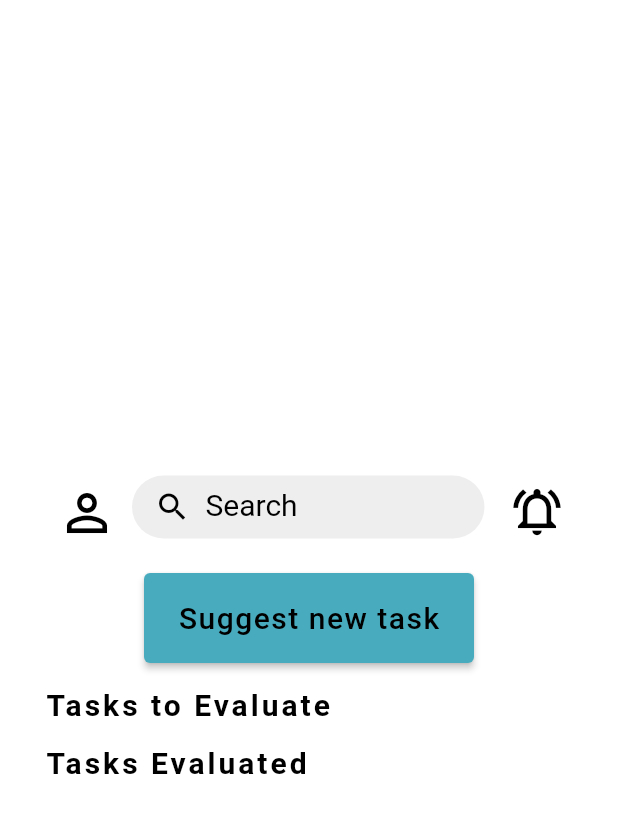
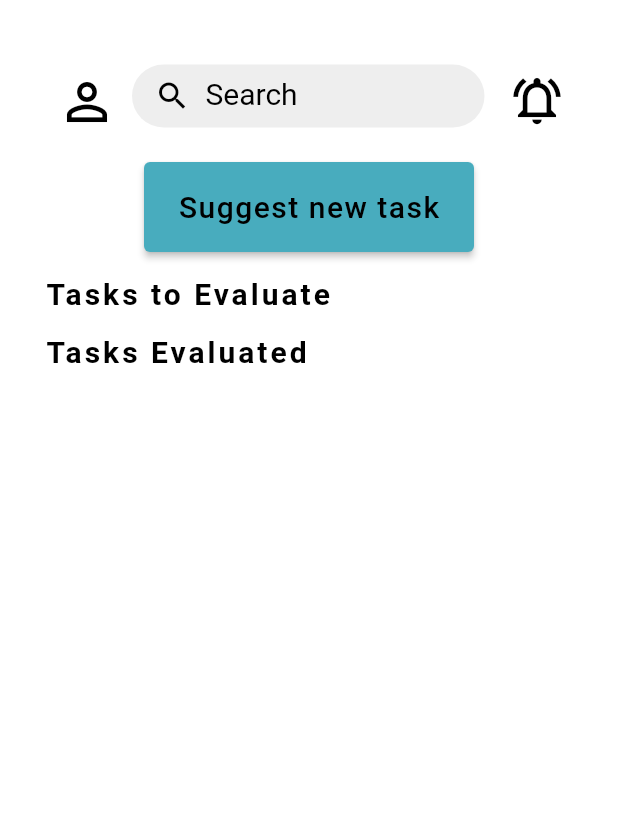
Before and after one commit to catasofia/User-Centered-Design-and-Evaluation, a Flutter app: the NeighborHome screen opened directly, on a phone screen of 412 x 824 dp. Shown: the top 813 px of the screen. Run offline on Flutter 3.47's test engine with Material 2 defaults, Android fonts, the phone set to English and light mode, and no system bars; our stand-ins replace cloud_firestore, firebase_core, flutter_spinkit; missing offline and left inert: web3dart; accounts and stored records are empty; Roboto replaces fonts that are missing (Arial); statements that could not run were skipped; project files that could hold a hidden picture were left out.

Commit message:
bug fix scroll neighbor

```diff
--- a/lib/neighbor/neighborHomeScreen.dart
+++ b/lib/neighbor/neighborHomeScreen.dart
@@ -253,10 +253,6 @@ class _NeighborHomeState extends State<NeighborHome> {
       backgroundColor: Colors.white,
       body: Padding(
           padding: EdgeInsets.fromLTRB(30.0, 40.0, 30.0, 30.0),
-          child: Center(
-            //child: contractLink.isLoading
-           // ? CircularProgressIndicator()
-           // :
           child: SingleChildScrollView(
           child: Column(
             crossAxisAlignment: CrossAxisAlignment.start,
@@ -386,7 +382,6 @@ class _NeighborHomeState extends State<NeighborHome> {
                 ),
               ),
             ],
-            ),
           ),
           ),
       ),
```
Lines whose indentation alone changed are shown as unchanged.
